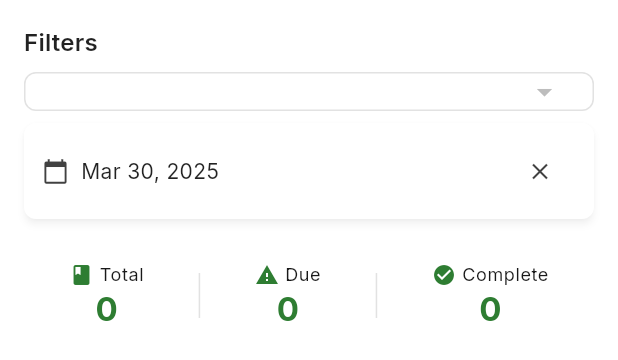
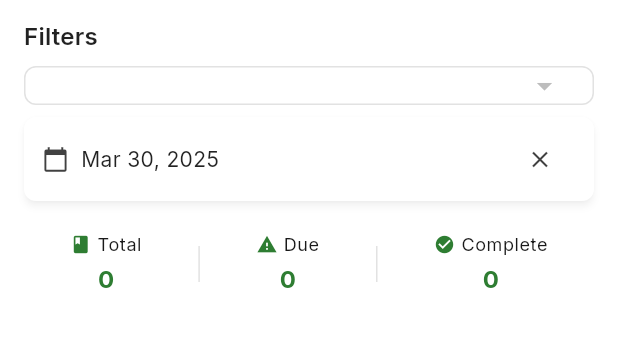
Before and after one commit to ntgptit/spaced_learning_app, a Flutter app: the LearningFilterBar widget shown alone on an empty page, opened directly with empty values, on a phone screen of 412 x 824 dp. Shown: the top 360 px of the screen. Run offline on Flutter 3.47's test engine with Material 3 defaults, Android fonts, the phone set to English and light mode, and no system bars; our stand-ins replace dio, flutter_secure_storage, flutter_spinkit, freezed_annotation, get_it, google_fonts and 1 more; accounts and stored records are empty.

```diff
--- a/lib/presentation/widgets/learning/learning_filter_bar.dart
+++ b/lib/presentation/widgets/learning/learning_filter_bar.dart
@@ -1,3 +1,4 @@
+// lib/presentation/widgets/learning/learning_filter_bar.dart
 import 'package:flutter/material.dart';
 import 'package:intl/intl.dart';
 
@@ -33,10 +34,13 @@ class LearningFilterBar extends StatelessWidget {
     final size = MediaQuery.of(context).size;
     final isSmallScreen = size.width < 600;
 
-    return Padding(
-      padding: const EdgeInsets.all(16.0),
+    // Use a more constrained layout
+    return Container(
+      width: double.infinity,
+      padding: const EdgeInsets.symmetric(horizontal: 16.0, vertical: 12.0),
       child: Column(
         crossAxisAlignment: CrossAxisAlignment.start,
+        mainAxisSize: MainAxisSize.min,
         children: [
           Text('Filters', style: theme.textTheme.titleMedium),
           const SizedBox(height: 8),
@@ -47,11 +51,13 @@ class LearningFilterBar extends StatelessWidget {
           else
             _buildWideScreenFilters(theme),
 
-          const SizedBox(height: 16),
-
-          // Stats row
+          const SizedBox(height: 12), // Reduced space
+          // Stats row with more compact layout
           Container(
-            padding: const EdgeInsets.all(12),
+            padding: const EdgeInsets.symmetric(
+              horizontal: 12,
+              vertical: 8,
+            ), // More compact padding
             decoration: BoxDecoration(
               color: theme.colorScheme.surfaceContainerHighest,
               borderRadius: BorderRadius.circular(8),
@@ -109,18 +115,16 @@ class LearningFilterBar extends StatelessWidget {
                   icon: const Icon(Icons.arrow_drop_down),
                   padding: const EdgeInsets.symmetric(horizontal: 16),
                   items:
-                      books
-                          .map(
-                            (book) => DropdownMenuItem(
+                      books.map((book) {
+                        return DropdownMenuItem(
                           value: book,
                           child: Text(
                             book,
                             overflow: TextOverflow.ellipsis,
                             maxLines: 1,
                           ),
-                            ),
-                          )
-                          .toList(),
+                        );
+                      }).toList(),
                   onChanged: onBookChanged,
                 ),
               ),
@@ -140,7 +144,7 @@ class LearningFilterBar extends StatelessWidget {
                     style: OutlinedButton.styleFrom(
                       padding: const EdgeInsets.symmetric(
                         horizontal: 16,
-                        vertical: 16,
+                        vertical: 12, // Reduced height
                       ),
                       shape: RoundedRectangleBorder(
                         borderRadius: BorderRadius.circular(8),
@@ -188,7 +192,7 @@ class LearningFilterBar extends StatelessWidget {
     return Column(
       crossAxisAlignment: CrossAxisAlignment.start,
       children: [
-        // Book filter dropdown
+        // Book filter dropdown - full width on small screen
         Container(
           width: double.infinity,
           decoration: BoxDecoration(
@@ -226,18 +230,18 @@ class LearningFilterBar extends StatelessWidget {
 
         const SizedBox(height: 8),
 
-        // Date filter button or chip - full width on small screens
+        // Date filter - full width on small screen
         selectedDate == null
             ? SizedBox(
               width: double.infinity,
               child: OutlinedButton.icon(
-                icon: const Icon(Icons.calendar_today),
+                icon: const Icon(Icons.calendar_today, size: 18),
                 label: const Text('Select Date'),
                 onPressed: onDateSelected,
                 style: OutlinedButton.styleFrom(
                   padding: const EdgeInsets.symmetric(
                     horizontal: 16,
-                    vertical: 16,
+                    vertical: 10, // Even more compact
                   ),
                   shape: RoundedRectangleBorder(
                     borderRadius: BorderRadius.circular(8),
@@ -253,7 +257,7 @@ class LearningFilterBar extends StatelessWidget {
               child: Padding(
                 padding: const EdgeInsets.symmetric(
                   horizontal: 12,
-                  vertical: 8,
+                  vertical: 4,
                 ),
                 child: Row(
                   children: [
@@ -280,9 +284,14 @@ class LearningFilterBar extends StatelessWidget {
   }
 
   Widget _buildDivider() {
-    return Container(height: 30, width: 1, color: Colors.grey.withOpacity(0.3));
+    return Container(
+      height: 24, // Reduced height
+      width: 1,
+      color: Colors.grey.withOpacity(0.3),
+    );
   }
 
+  /// Build a more compact stat item
   Widget _buildStatItem(
     String label,
     String value,
@@ -293,15 +302,22 @@ class LearningFilterBar extends StatelessWidget {
       mainAxisSize: MainAxisSize.min,
       children: [
         Row(
+          mainAxisSize: MainAxisSize.min,
           children: [
-            Icon(icon, size: 16, color: theme.colorScheme.primary),
+            Icon(
+              icon,
+              size: 14,
+              color: theme.colorScheme.primary,
+            ), // Smaller icon
             const SizedBox(width: 4),
             Text(label, style: theme.textTheme.bodySmall),
           ],
         ),
+        const SizedBox(height: 2), // Reduced spacing
         Text(
           value,
-          style: theme.textTheme.titleLarge?.copyWith(
+          style: theme.textTheme.titleMedium?.copyWith(
+            // Use medium instead of large
             fontWeight: FontWeight.bold,
             color: theme.colorScheme.primary,
           ),
```
Also changed, not shown: lib/core/extensions/color_extensions.dart (added, +35 -0 lines), lib/presentation/screens/learning/learning_progress_screen.dart (+5 -3 lines), lib/presentation/widgets/learning/learning_footer.dart (+50 -65 lines), lib/presentation/widgets/learning/learning_help_dialog.dart (+77 -36 lines), lib/presentation/widgets/learning/learning_modules_table.dart (+22 -7 lines). Lines whose indentation alone changed are shown as unchanged.
